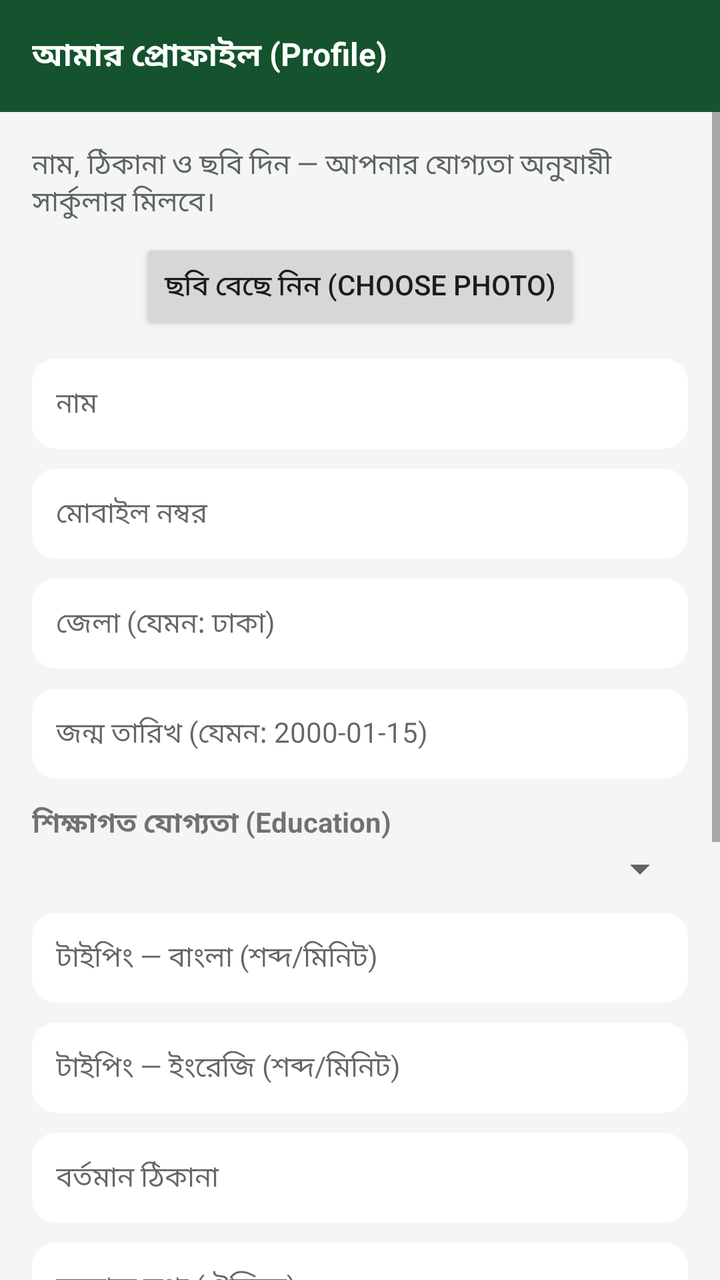
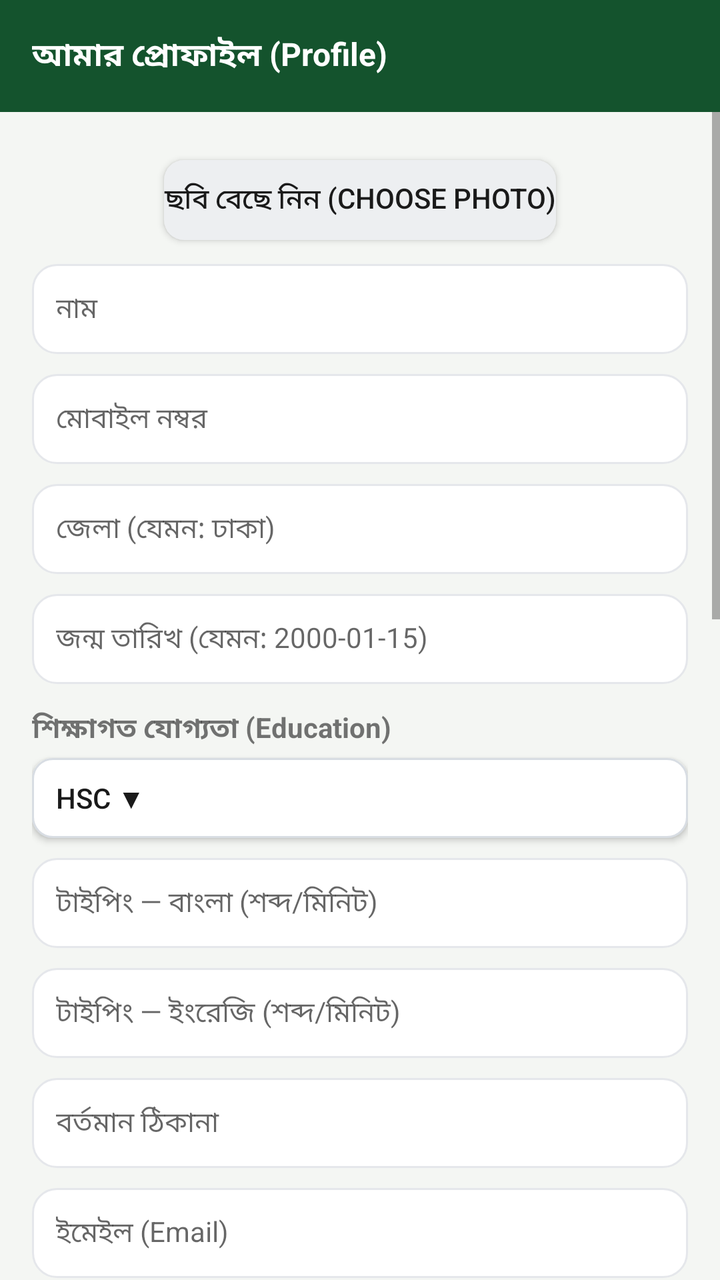

Compare the two renders of this Android layout. The source of the first and the diff that turns it into the second are given below.
<!-- AndroidManifest.xml: application theme AppTheme -->
<!-- res/layout/activity_profile.xml -->
<?xml version="1.0" encoding="utf-8"?>
<LinearLayout xmlns:android="http://schemas.android.com/apk/res/android"
    android:layout_width="match_parent"
    android:layout_height="match_parent"
    android:orientation="vertical"
    android:background="@color/bg"
    android:fitsSystemWindows="true">

    <android.widget.Toolbar
        android:id="@+id/toolbar"
        android:layout_width="match_parent"
        android:layout_height="?android:attr/actionBarSize"
        android:background="@color/green_dark"
        android:titleTextColor="#ffffff"
        android:titleTextAppearance="@style/ToolbarTitle"
        android:title="@string/profile_title" />

    <ScrollView
        android:layout_width="match_parent"
        android:layout_height="match_parent"
        android:fillViewport="true">
        <LinearLayout
            android:layout_width="match_parent"
            android:layout_height="wrap_content"
            android:orientation="vertical"
            android:padding="16dp"
            android:paddingBottom="32dp">
            <TextView
                android:layout_width="wrap_content"
                android:layout_height="wrap_content"
                android:text="নাম, ঠিকানা ও ছবি দিন — আপনার যোগ্যতা অনুযায়ী সার্কুলার মিলবে।"
                android:textSize="14sp"
                android:textColor="@color/text_grey" />
            <ImageView
                android:id="@+id/photoPreview"
                android:layout_width="120dp"
                android:layout_height="120dp"
                android:layout_gravity="center"
                android:layout_marginTop="12dp"
                android:background="@drawable/card_bg"
                android:visibility="gone" />
            <Button
                android:id="@+id/photoBtn"
                android:layout_width="wrap_content"
                android:layout_height="wrap_content"
                android:layout_gravity="center"
                android:text="ছবি বেছে নিন (Choose Photo)"
                android:textSize="14sp"
                android:layout_marginTop="8dp" />
            <EditText
                android:id="@+id/pName"
                android:layout_width="match_parent"
                android:layout_height="wrap_content"
                android:hint="নাম"
                android:textSize="14sp"
                android:layout_marginTop="12dp"
                android:background="@drawable/card_bg"
                android:padding="12dp" />
            <EditText
                android:id="@+id/pPhone"
                android:layout_width="match_parent"
                android:layout_height="wrap_content"
                android:hint="মোবাইল নম্বর"
                android:inputType="phone"
                android:textSize="14sp"
                android:layout_marginTop="10dp"
                android:background="@drawable/card_bg"
                android:padding="12dp" />
            <EditText
                android:id="@+id/pDistrict"
                android:layout_width="match_parent"
                android:layout_height="wrap_content"
                android:hint="জেলা (যেমন: ঢাকা)"
                android:textSize="14sp"
                android:layout_marginTop="10dp"
                android:background="@drawable/card_bg"
                android:padding="12dp" />
            <EditText
                android:id="@+id/pDob"
                android:layout_width="match_parent"
                android:layout_height="wrap_content"
                android:hint="জন্ম তারিখ (যেমন: 2000-01-15)"
                android:inputType="date"
                android:textSize="14sp"
                android:layout_marginTop="10dp"
                android:background="@drawable/card_bg"
                android:padding="12dp" />
            <TextView
                android:layout_width="wrap_content"
                android:layout_height="wrap_content"
                android:text="শিক্ষাগত যোগ্যতা (Education)"
                android:textSize="14sp"
                android:layout_marginTop="12dp"
                android:textStyle="bold" />
            <Spinner
                android:id="@+id/pEdu"
                android:layout_width="match_parent"
                android:layout_height="wrap_content" />
            <EditText
                android:id="@+id/pTypeBn"
                android:layout_width="match_parent"
                android:layout_height="wrap_content"
                android:hint="টাইপিং — বাংলা (শব্দ/মিনিট)"
                android:inputType="number"
                android:textSize="14sp"
                android:layout_marginTop="10dp"
                android:background="@drawable/card_bg"
                android:padding="12dp" />
            <EditText
                android:id="@+id/pTypeEn"
                android:layout_width="match_parent"
                android:layout_height="wrap_content"
                android:hint="টাইপিং — ইংরেজি (শব্দ/মিনিট)"
                android:inputType="number"
                android:textSize="14sp"
                android:layout_marginTop="10dp"
                android:background="@drawable/card_bg"
                android:padding="12dp" />
            <EditText
                android:id="@+id/pAddress"
                android:layout_width="match_parent"
                android:layout_height="wrap_content"
                android:hint="বর্তমান ঠিকানা"
                android:textSize="14sp"
                android:layout_marginTop="10dp"
                android:background="@drawable/card_bg"
                android:padding="12dp" />
            <EditText
                android:id="@+id/pNotes"
                android:layout_width="match_parent"
                android:layout_height="wrap_content"
                android:hint="অন্যান্য তথ্য (ঐচ্ছিক)"
                android:textSize="14sp"
                android:layout_marginTop="10dp"
                android:background="@drawable/card_bg"
                android:padding="12dp" />

            <TextView
                android:layout_width="wrap_content"
                android:layout_height="wrap_content"
                android:text="🔔 রিমাইন্ডার পছন্দ (Reminder)"
                android:textStyle="bold"
                android:textSize="15sp"
                android:layout_marginTop="18dp" />
            <TextView
                android:layout_width="wrap_content"
                android:layout_height="wrap_content"
                android:text="আপনি কি চাকরির রিমাইন্ডার পেতে চান?"
                android:textSize="14sp"
                android:layout_marginTop="8dp" />
            <LinearLayout
                android:layout_width="match_parent"
                android:layout_height="wrap_content"
                android:orientation="horizontal"
                android:layout_marginTop="6dp">
                <ToggleButton
                    android:id="@+id/remYes"
                    android:layout_width="0dp"
                    android:layout_height="wrap_content"
                    android:layout_weight="1"
                    android:textSize="13sp"
                    android:textOn="✅ হ্যাঁ, পেতে চাই (Yes)"
                    android:textOff="✅ হ্যাঁ, পেতে চাই (Yes)"
                    android:text="✅ হ্যাঁ, পেতে চাই (Yes)" />
                <ToggleButton
                    android:id="@+id/remNo"
                    android:layout_width="0dp"
                    android:layout_height="wrap_content"
                    android:layout_weight="1"
                    android:textSize="13sp"
                    android:textOn="❌ না, চাই না (No)"
                    android:textOff="❌ না, চাই না (No)"
                    android:text="❌ না, চাই না (No)"
                    android:layout_marginLeft="8dp" />
            </LinearLayout>
            <TextView
                android:id="@+id/remNote"
                android:layout_width="wrap_content"
                android:layout_height="wrap_content"
                android:textColor="@color/text_grey"
                android:textSize="13sp"
                android:layout_marginTop="4dp" />
            <TextView
                android:layout_width="wrap_content"
                android:layout_height="wrap_content"
                android:text="কোন ধরনের সার্কুলারের রিমাইন্ডার চান? (Type)"
                android:textSize="14sp"
                android:layout_marginTop="12dp"
                android:textStyle="bold" />
            <HorizontalScrollView
                android:layout_width="match_parent"
                android:layout_height="wrap_content"
                android:scrollbars="none"
                android:layout_marginTop="4dp">
                <LinearLayout
                    android:id="@+id/prefTypes"
                    android:layout_width="wrap_content"
                    android:layout_height="wrap_content"
                    android:orientation="horizontal" />
            </HorizontalScrollView>
            <TextView
                android:layout_width="wrap_content"
                android:layout_height="wrap_content"
                android:text="কোন যোগ্যতার পদের রিমাইন্ডার চান? (Qualification)"
                android:textSize="14sp"
                android:layout_marginTop="10dp"
                android:textStyle="bold" />
            <HorizontalScrollView
                android:layout_width="match_parent"
                android:layout_height="wrap_content"
                android:scrollbars="none"
                android:layout_marginTop="4dp">
                <LinearLayout
                    android:id="@+id/prefQuals"
                    android:layout_width="wrap_content"
                    android:layout_height="wrap_content"
                    android:orientation="horizontal" />
            </HorizontalScrollView>

            <Button
                android:id="@+id/saveProfileBtn"
                android:layout_width="match_parent"
                android:layout_height="wrap_content"
                android:text="প্রোফাইল সেভ করুন (Save Profile)"
                android:textSize="14sp"
                android:layout_marginTop="18dp" />
            <TextView
                android:id="@+id/status"
                android:layout_width="wrap_content"
                android:layout_height="wrap_content"
                android:textSize="13sp"
                android:layout_marginTop="8dp" />
        </LinearLayout>
    </ScrollView>
</LinearLayout>
<!-- resources referenced by this layout -->
<resources>
  <color name="bg">#f4f6f3</color>
  <color name="green_dark">#14532d</color>
  <color name="text_grey">#5f6368</color>
  <!-- drawable card_bg (drawable) -->
  <?xml version="1.0" encoding="utf-8"?>
  <shape xmlns:android="http://schemas.android.com/apk/res/android"
      android:shape="rectangle">
      <solid android:color="#ffffff" />
      <corners android:radius="12dp" />
  </shape>
  <string name="profile_title">আমার প্রোফাইল (Profile)</string>
  <style name="ToolbarTitle">
          <item name="android:textSize">16sp</item>
          <item name="android:textStyle">bold</item>
      </style>
  <style name="AppTheme" parent="android:Theme.Material.Light.NoActionBar">
          <item name="android:colorPrimary">@color/green_dark</item>
          <item name="android:colorPrimaryDark">@color/green_dark</item>
          <item name="android:colorAccent">@color/green</item>
          <item name="android:windowBackground">@color/bg</item>
      </style>
  <color name="green">#16a34a</color>
</resources>

<!-- the commit's change to res/layout/activity_profile.xml (unified diff, before → after) -->
@@ -25,12 +25,6 @@
             android:orientation="vertical"
             android:padding="16dp"
             android:paddingBottom="32dp">
-            <TextView
-                android:layout_width="wrap_content"
-                android:layout_height="wrap_content"
-                android:text="নাম, ঠিকানা ও ছবি দিন — আপনার যোগ্যতা অনুযায়ী সার্কুলার মিলবে।"
-                android:textSize="14sp"
-                android:textColor="@color/text_grey" />
             <ImageView
                 android:id="@+id/photoPreview"
                 android:layout_width="120dp"
@@ -42,11 +36,15 @@
             <Button
                 android:id="@+id/photoBtn"
                 android:layout_width="wrap_content"
-                android:layout_height="wrap_content"
+                android:layout_height="40dp"
                 android:layout_gravity="center"
                 android:text="ছবি বেছে নিন (Choose Photo)"
                 android:textSize="14sp"
-                android:layout_marginTop="8dp" />
+                android:layout_marginTop="8dp"
+                android:minHeight="0dp"
+                android:background="@drawable/btn_ghost"
+                android:textColor="@color/text_dark"
+            />
             <EditText
                 android:id="@+id/pName"
                 android:layout_width="match_parent"
@@ -92,10 +90,19 @@
                 android:textSize="14sp"
                 android:layout_marginTop="12dp"
                 android:textStyle="bold" />
-            <Spinner
-                android:id="@+id/pEdu"
-                android:layout_width="match_parent"
-                android:layout_height="wrap_content" />
+            <Button
+                android:id="@+id/pEduBtn"
+                android:layout_width="match_parent"
+                android:layout_height="40dp"
+                android:minHeight="0dp"
+                android:background="@drawable/dropdown_bg"
+                android:textColor="@color/text_dark"
+                android:textSize="14sp"
+                android:gravity="left|center_vertical"
+                android:paddingLeft="12dp"
+                android:paddingRight="12dp"
+                android:text="HSC ▼"
+                android:layout_marginTop="4dp" />
             <EditText
                 android:id="@+id/pTypeBn"
                 android:layout_width="match_parent"
@@ -121,6 +128,71 @@
                 android:layout_width="match_parent"
                 android:layout_height="wrap_content"
                 android:hint="বর্তমান ঠিকানা"
+                android:textSize="14sp"
+                android:layout_marginTop="10dp"
+                android:background="@drawable/card_bg"
+                android:padding="12dp" />
+            
+            <EditText
+                android:id="@+id/pEmail"
+                android:layout_width="match_parent"
+                android:layout_height="wrap_content"
+                android:hint="ইমেইল (Email)"
+                android:inputType="textEmailAddress"
+                android:textSize="14sp"
+                android:layout_marginTop="10dp"
+                android:background="@drawable/card_bg"
+                android:padding="12dp" />
+            <EditText
+                android:id="@+id/pPermAddress"
+                android:layout_width="match_parent"
+                android:layout_height="wrap_content"
+                android:hint="স্থায়ী ঠিকানা (Permanent Address)"
+                android:textSize="14sp"
+                android:layout_marginTop="10dp"
+                android:background="@drawable/card_bg"
+                android:padding="12dp" />
+            <EditText
+                android:id="@+id/pFatherName"
+                android:layout_width="match_parent"
+                android:layout_height="wrap_content"
+                android:hint="পিতার নাম (Father's Name)"
+                android:textSize="14sp"
+                android:layout_marginTop="10dp"
+                android:background="@drawable/card_bg"
+                android:padding="12dp" />
+            <EditText
+                android:id="@+id/pMotherName"
+                android:layout_width="match_parent"
+                android:layout_height="wrap_content"
+                android:hint="মাতার নাম (Mother's Name)"
+                android:textSize="14sp"
+                android:layout_marginTop="10dp"
+                android:background="@drawable/card_bg"
+                android:padding="12dp" />
+            <EditText
+                android:id="@+id/pSkills"
+                android:layout_width="match_parent"
+                android:layout_height="wrap_content"
+                android:hint="দক্ষতা (Skills)"
+                android:textSize="14sp"
+                android:layout_marginTop="10dp"
+                android:background="@drawable/card_bg"
+                android:padding="12dp" />
+            <EditText
+                android:id="@+id/pExperience"
+                android:layout_width="match_parent"
+                android:layout_height="wrap_content"
+                android:hint="অভিজ্ঞতা (Experience)"
+                android:textSize="14sp"
+                android:layout_marginTop="10dp"
+                android:background="@drawable/card_bg"
+                android:padding="12dp" />
+            <EditText
+                android:id="@+id/pLanguages"
+                android:layout_width="match_parent"
+                android:layout_height="wrap_content"
+                android:hint="ভাষা (Languages)"
                 android:textSize="14sp"
                 android:layout_marginTop="10dp"
                 android:background="@drawable/card_bg"
@@ -156,30 +228,33 @@
                 <ToggleButton
                     android:id="@+id/remYes"
                     android:layout_width="0dp"
-                    android:layout_height="wrap_content"
+                    android:layout_height="40dp"
                     android:layout_weight="1"
                     android:textSize="13sp"
                     android:textOn="✅ হ্যাঁ, পেতে চাই (Yes)"
                     android:textOff="✅ হ্যাঁ, পেতে চাই (Yes)"
-                    android:text="✅ হ্যাঁ, পেতে চাই (Yes)" />
+                    android:text="✅ হ্যাঁ, পেতে চাই (Yes)"
+                android:minHeight="0dp"
+                android:button="@null"
+                android:background="@drawable/chip_bg"
+                android:textColor="@color/chip_text"
+            />
                 <ToggleButton
                     android:id="@+id/remNo"
                     android:layout_width="0dp"
-                    android:layout_height="wrap_content"
+                    android:layout_height="40dp"
                     android:layout_weight="1"
                     android:textSize="13sp"
                     android:textOn="❌ না, চাই না (No)"
                     android:textOff="❌ না, চাই না (No)"
                     android:text="❌ না, চাই না (No)"
-                    android:layout_marginLeft="8dp" />
+                    android:layout_marginLeft="8dp"
+                android:minHeight="0dp"
+                android:button="@null"
+                android:background="@drawable/chip_bg"
+                android:textColor="@color/chip_text"
+            />
             </LinearLayout>
-            <TextView
-                android:id="@+id/remNote"
-                android:layout_width="wrap_content"
-                android:layout_height="wrap_content"
-                android:textColor="@color/text_grey"
-                android:textSize="13sp"
-                android:layout_marginTop="4dp" />
             <TextView
                 android:layout_width="wrap_content"
                 android:layout_height="wrap_content"
@@ -217,13 +292,49 @@
                     android:orientation="horizontal" />
             </HorizontalScrollView>
 
+            
+            <TextView
+                android:id="@+id/cvInfo"
+                android:layout_width="wrap_content"
+                android:layout_height="wrap_content"
+                android:text="📄 আমার CV — এখনো কোনো CV আপলোড করা হয়নি।"
+                android:textSize="14sp"
+                android:textColor="@color/text_grey"
+                android:layout_marginTop="18dp" />
+            <Button
+                android:id="@+id/removeCvBtnProfile"
+                android:layout_width="match_parent"
+                android:layout_height="40dp"
+                android:minHeight="0dp"
+                android:background="@drawable/btn_ghost"
+                android:textColor="#b91c1c"
+                android:text="🗑️ CV মুছুন (Remove CV)"
+                android:textSize="14sp"
+                android:layout_marginTop="8dp"
+                android:visibility="gone" />
+
             <Button
                 android:id="@+id/saveProfileBtn"
                 android:layout_width="match_parent"
-                android:layout_height="wrap_content"
+                android:layout_height="44dp"
                 android:text="প্রোফাইল সেভ করুন (Save Profile)"
                 android:textSize="14sp"
-                android:layout_marginTop="18dp" />
+                android:layout_marginTop="18dp"
+                android:minHeight="0dp"
+                android:background="@drawable/btn_primary"
+                android:textColor="#ffffff"
+            />
+            
+            <Button
+                android:id="@+id/resetProfileBtn"
+                android:layout_width="match_parent"
+                android:layout_height="40dp"
+                android:minHeight="0dp"
+                android:background="@drawable/btn_ghost"
+                android:textColor="#b91c1c"
+                android:text="↺ প্রোফাইল রিসেট করুন (Reset Profile)"
+                android:textSize="14sp"
+                android:layout_marginTop="8dp" />
             <TextView
                 android:id="@+id/status"
                 android:layout_width="wrap_content"
<!-- resource entries referenced after the edit -->
@@ -2,13 +2,43 @@
 <resources>
   <color name="bg">#f4f6f3</color>
   <color name="green_dark">#14532d</color>
+  <color name="text_dark">#1a1a1a</color>
   <color name="text_grey">#5f6368</color>
+  <!-- drawable btn_ghost (drawable) -->
+  <?xml version="1.0" encoding="utf-8"?>
+  <shape xmlns:android="http://schemas.android.com/apk/res/android"
+      android:shape="rectangle">
+      <solid android:color="#EDEFF1" />
+      <corners android:radius="10dp" />
+  </shape>
+  <!-- drawable btn_primary (drawable) -->
+  <?xml version="1.0" encoding="utf-8"?>
+  <shape xmlns:android="http://schemas.android.com/apk/res/android"
+      android:shape="rectangle">
+      <solid android:color="@color/green" />
+      <corners android:radius="10dp" />
+  </shape>
   <!-- drawable card_bg (drawable) -->
   <?xml version="1.0" encoding="utf-8"?>
   <shape xmlns:android="http://schemas.android.com/apk/res/android"
       android:shape="rectangle">
       <solid android:color="#ffffff" />
+      <stroke android:width="1dp" android:color="#E5E7EB" />
       <corners android:radius="12dp" />
+  </shape>
+  <!-- drawable chip_bg (drawable) -->
+  <?xml version="1.0" encoding="utf-8"?>
+  <selector xmlns:android="http://schemas.android.com/apk/res/android">
+      <item android:state_checked="true" android:drawable="@drawable/chip_bg_checked" />
+      <item android:drawable="@drawable/chip_bg_unchecked" />
+  </selector>
+  <!-- drawable dropdown_bg (drawable) -->
+  <?xml version="1.0" encoding="utf-8"?>
+  <shape xmlns:android="http://schemas.android.com/apk/res/android"
+      android:shape="rectangle">
+      <solid android:color="#ffffff" />
+      <stroke android:width="1dp" android:color="#D8DDE3" />
+      <corners android:radius="10dp" />
   </shape>
   <string name="profile_title">আমার প্রোফাইল (Profile)</string>
   <style name="ToolbarTitle">
@@ -22,5 +52,19 @@
           <item name="android:windowBackground">@color/bg</item>
       </style>
   <color name="green">#16a34a</color>
+  <!-- drawable chip_bg_checked (drawable) -->
+  <?xml version="1.0" encoding="utf-8"?>
+  <shape xmlns:android="http://schemas.android.com/apk/res/android"
+      android:shape="rectangle">
+      <solid android:color="@color/green_dark" />
+      <corners android:radius="16dp" />
+  </shape>
+  <!-- drawable chip_bg_unchecked (drawable) -->
+  <?xml version="1.0" encoding="utf-8"?>
+  <shape xmlns:android="http://schemas.android.com/apk/res/android"
+      android:shape="rectangle">
+      <solid android:color="#E9ECEF" />
+      <corners android:radius="16dp" />
+  </shape>
 </resources>
 
